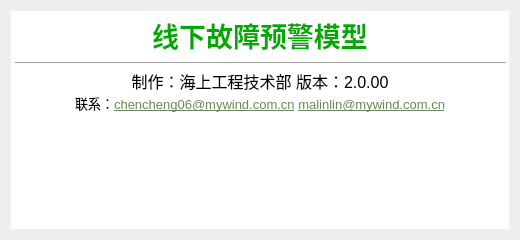
Qt form res/ui/about.ui (LiYorange/MyOFP2.0) before a commit.
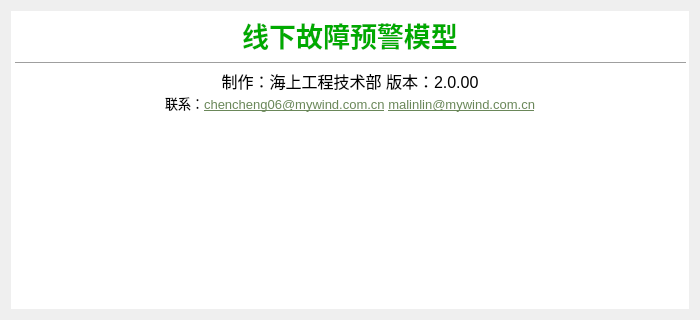
The same form after that commit. Icons and pictures are not drawn.

Diff of the .ui file:
```diff
--- a/res/ui/about.ui
+++ b/res/ui/about.ui
@@ -6,20 +6,20 @@
    <rect>
     <x>0</x>
     <y>0</y>
-    <width>520</width>
-    <height>240</height>
+    <width>700</width>
+    <height>320</height>
    </rect>
   </property>
   <property name="minimumSize">
    <size>
-    <width>520</width>
-    <height>240</height>
+    <width>700</width>
+    <height>320</height>
    </size>
   </property>
   <property name="maximumSize">
    <size>
-    <width>520</width>
-    <height>240</height>
+    <width>700</width>
+    <height>320</height>
    </size>
   </property>
   <property name="windowTitle">
@@ -49,8 +49,8 @@
 &lt;p align=&quot;center&quot; style=&quot; margin-top:0px; margin-bottom:0px; margin-left:0px; margin-right:0px; -qt-block-indent:0; text-indent:0px;&quot;&gt;&lt;span style=&quot; font-size:20pt; font-weight:600; color:#00aa00;&quot;&gt;线下故障预警模型&lt;/span&gt;&lt;/p&gt;
 &lt;hr /&gt;
 &lt;p align=&quot;center&quot; style=&quot; margin-top:0px; margin-bottom:0px; margin-left:0px; margin-right:0px; -qt-block-indent:0; text-indent:0px;&quot;&gt;&lt;span style=&quot; font-size:12pt;&quot;&gt;制作：海上工程技术部 版本：2.0.00&lt;/span&gt;&lt;/p&gt;
-&lt;p align=&quot;center&quot; style=&quot; margin-top:0px; margin-bottom:0px; margin-left:0px; margin-right:0px; -qt-block-indent:0; text-indent:0px;&quot;&gt;&lt;span style=&quot; font-size:10pt;&quot;&gt;联系：&lt;/span&gt;&lt;span style=&quot; font-family:'JetBrains Mono','monospace'; font-size:10pt; text-decoration: underline; color:#6a8759;&quot;&gt;chencheng06@mywind.com.cn&lt;/span&gt;&lt;span style=&quot; font-family:'JetBrains Mono','monospace'; font-size:10pt; color:#6a8759;&quot;&gt; &lt;/span&gt;&lt;span style=&quot; font-family:'JetBrains Mono','monospace'; font-size:10pt; text-decoration: underline; color:#6a8759;&quot;&gt;malinlin@mywind.com.cn&lt;/span&gt;&lt;/p&gt;
-&lt;p align=&quot;center&quot; style=&quot;-qt-paragraph-type:empty; margin-top:0px; margin-bottom:0px; margin-left:0px; margin-right:0px; -qt-block-indent:0; text-indent:0px; font-family:'JetBrains Mono','monospace'; font-size:10pt; text-decoration: underline; color:#6a8759;&quot;&gt;&lt;br /&gt;&lt;/p&gt;
+&lt;p align=&quot;center&quot; style=&quot; margin-top:0px; margin-bottom:0px; margin-left:0px; margin-right:0px; -qt-block-indent:0; text-indent:0px;&quot;&gt;&lt;span style=&quot; font-size:10pt;&quot;&gt;联系：&lt;/span&gt;&lt;span style=&quot; font-family:'JetBrains Mono,monospace'; font-size:10pt; text-decoration: underline; color:#6a8759;&quot;&gt;chencheng06@mywind.com.cn&lt;/span&gt;&lt;span style=&quot; font-family:'JetBrains Mono,monospace'; font-size:10pt; color:#6a8759;&quot;&gt; &lt;/span&gt;&lt;span style=&quot; font-family:'JetBrains Mono,monospace'; font-size:10pt; text-decoration: underline; color:#6a8759;&quot;&gt;malinlin@mywind.com.cn&lt;/span&gt;&lt;/p&gt;
+&lt;p align=&quot;center&quot; style=&quot;-qt-paragraph-type:empty; margin-top:0px; margin-bottom:0px; margin-left:0px; margin-right:0px; -qt-block-indent:0; text-indent:0px; font-family:'JetBrains Mono,monospace'; font-size:10pt; text-decoration: underline; color:#6a8759;&quot;&gt;&lt;br /&gt;&lt;/p&gt;
 &lt;p align=&quot;center&quot; dir='rtl' style=&quot; margin-top:0px; margin-bottom:0px; margin-left:0px; margin-right:0px; -qt-block-indent:0; text-indent:0px;&quot;&gt;&lt;img src=&quot;:/帮助/关于图标.png&quot; /&gt;&lt;/p&gt;&lt;/body&gt;&lt;/html&gt;</string>
      </property>
     </widget>
```
